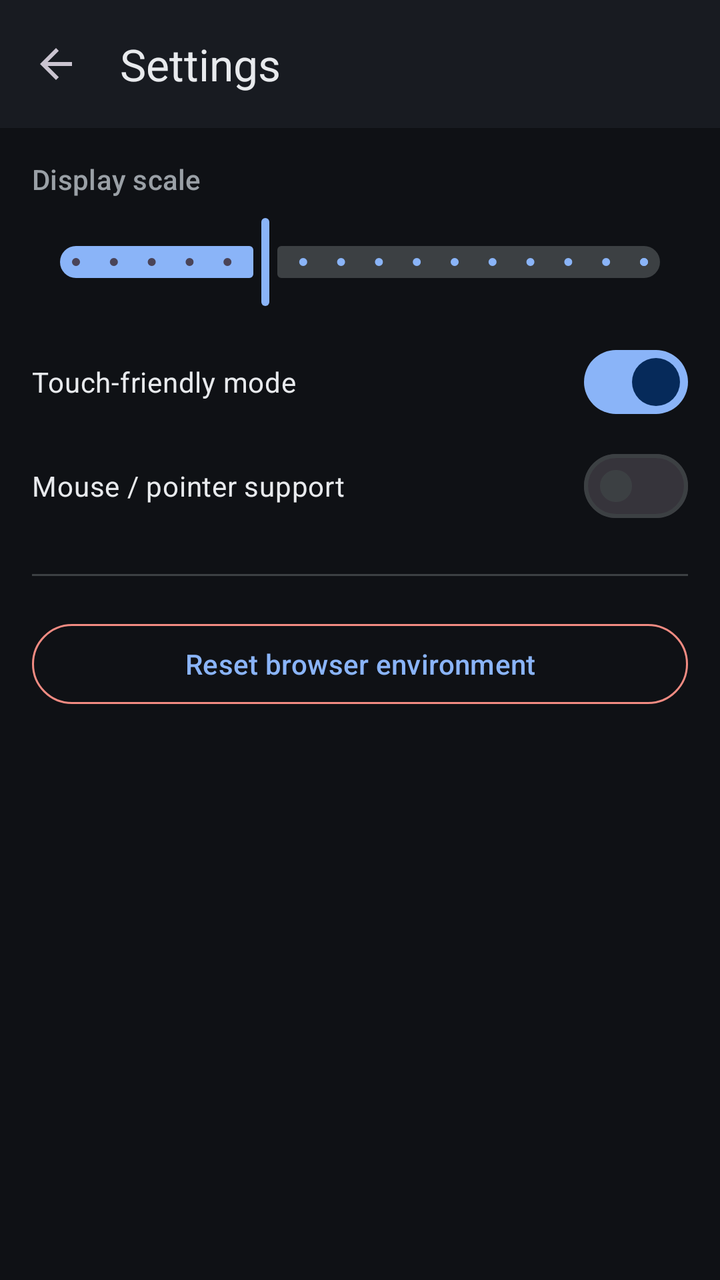
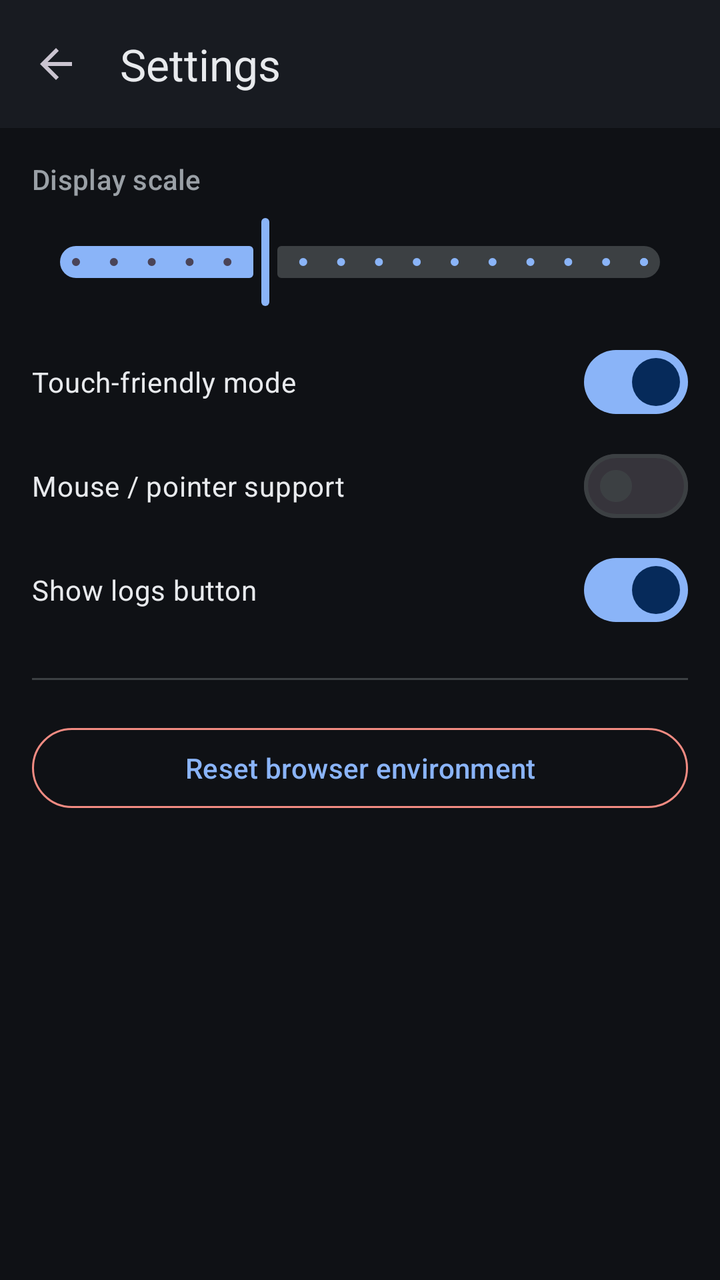

The first picture is an Android layout as it rendered before a commit; the second is the same layout after the commit. The layout source and the unified diff follow.
<!-- AndroidManifest.xml: activity theme Theme.AlpineChrome -->
<!-- res/layout/activity_settings.xml -->
<?xml version="1.0" encoding="utf-8"?>
<LinearLayout
    xmlns:android="http://schemas.android.com/apk/res/android"
    xmlns:app="http://schemas.android.com/apk/res-auto"
    android:layout_width="match_parent"
    android:layout_height="match_parent"
    android:background="@color/md_bg"
    android:orientation="vertical">

    <com.google.android.material.appbar.MaterialToolbar
        android:id="@+id/toolbar"
        android:layout_width="match_parent"
        android:layout_height="?attr/actionBarSize"
        android:background="@color/md_surface"
        app:navigationIcon="?attr/homeAsUpIndicator"
        app:title="@string/settings_title"
        app:titleTextColor="@color/md_on_surface" />

    <ScrollView
        android:layout_width="match_parent"
        android:layout_height="match_parent"
        android:fillViewport="true"
        android:overScrollMode="ifContentScrolls">

        <LinearLayout
            android:layout_width="match_parent"
            android:layout_height="wrap_content"
            android:orientation="vertical"
            android:padding="16dp">

            <TextView
                android:layout_width="match_parent"
                android:layout_height="wrap_content"
                android:paddingBottom="8dp"
                android:text="@string/settings_display_size"
                android:textAppearance="?attr/textAppearanceTitleSmall"
                android:textColor="@color/md_on_surface_variant" />

            <com.google.android.material.slider.Slider
                android:id="@+id/slider_display_scale"
                android:layout_width="match_parent"
                android:layout_height="wrap_content"
                android:valueFrom="0.75"
                android:valueTo="1.5"
                android:value="1.0"
                android:stepSize="0.05"
                app:haloColor="@color/md_primary_container"
                app:thumbColor="@color/md_primary"
                app:trackColorActive="@color/md_primary"
                app:trackColorInactive="@color/md_outline" />

            <com.google.android.material.materialswitch.MaterialSwitch
                android:id="@+id/switch_touch_mode"
                android:layout_width="match_parent"
                android:layout_height="wrap_content"
                android:layout_marginTop="12dp"
                android:checked="true"
                android:text="@string/settings_touch_mode"
                android:textColor="@color/md_on_surface" />

            <com.google.android.material.materialswitch.MaterialSwitch
                android:id="@+id/switch_mouse_support"
                android:layout_width="match_parent"
                android:layout_height="wrap_content"
                android:layout_marginTop="4dp"
                android:text="@string/settings_mouse_support"
                android:textColor="@color/md_on_surface" />

            <View
                android:layout_width="match_parent"
                android:layout_height="1dp"
                android:layout_marginVertical="20dp"
                android:background="@color/md_outline" />

            <com.google.android.material.button.MaterialButton
                android:id="@+id/btn_reset_env"
                style="@style/Widget.Material3.Button.OutlinedButton"
                android:layout_width="match_parent"
                android:layout_height="wrap_content"
                android:text="@string/settings_reset_env"
                app:strokeColor="@color/md_error" />

            <TextView
                android:id="@+id/about_text"
                android:layout_width="match_parent"
                android:layout_height="wrap_content"
                android:layout_marginTop="24dp"
                android:gravity="center"
                android:textAppearance="?attr/textAppearanceBodySmall"
                android:textColor="@color/md_on_surface_variant" />
        </LinearLayout>
    </ScrollView>
</LinearLayout>
<!-- resources referenced by this layout -->
<resources>
  <color name="md_bg">#FF0F1115</color>
  <color name="md_error">#FFF28B82</color>
  <color name="md_on_surface">#FFE8EAED</color>
  <color name="md_on_surface_variant">#FF9AA0A6</color>
  <color name="md_outline">#FF3C4043</color>
  <color name="md_primary">#FF8AB4F8</color>
  <color name="md_primary_container">#FF1A3A6E</color>
  <color name="md_surface">#FF181B21</color>
  <string name="settings_display_size">Display scale</string>
  <string name="settings_mouse_support">Mouse / pointer support</string>
  <string name="settings_reset_env">Reset browser environment</string>
  <string name="settings_title">Settings</string>
  <string name="settings_touch_mode">Touch-friendly mode</string>
  <style name="Theme.AlpineChrome" parent="Theme.Material3.Dark.NoActionBar">
          <item name="colorPrimary">@color/md_primary</item>
          <item name="colorOnPrimary">@color/md_on_primary</item>
          <item name="colorPrimaryContainer">@color/md_primary_container</item>
          <item name="colorSurface">@color/md_surface</item>
          <item name="colorOnSurface">@color/md_on_surface</item>
          <item name="colorOnSurfaceVariant">@color/md_on_surface_variant</item>
          <item name="colorOutline">@color/md_outline</item>
          <item name="colorError">@color/md_error</item>
          <item name="android:colorBackground">@color/md_bg</item>
          <item name="android:statusBarColor">@color/md_bg</item>
          <item name="android:navigationBarColor">@color/md_bg</item>
          <item name="android:windowLightStatusBar">false</item>
          <item name="android:windowBackground">@color/md_bg</item>
      </style>
  <color name="md_on_primary">#FF062A5A</color>
</resources>

<!-- the commit's change to res/layout/activity_settings.xml (unified diff, before → after) -->
@@ -66,6 +66,15 @@
                 android:text="@string/settings_mouse_support"
                 android:textColor="@color/md_on_surface" />
 
+            <com.google.android.material.materialswitch.MaterialSwitch
+                android:id="@+id/switch_logs_fab"
+                android:layout_width="match_parent"
+                android:layout_height="wrap_content"
+                android:layout_marginTop="4dp"
+                android:checked="true"
+                android:text="@string/settings_logs_fab"
+                android:textColor="@color/md_on_surface" />
+
             <View
                 android:layout_width="match_parent"
                 android:layout_height="1dp"
<!-- resource entries referenced after the edit -->
@@ -9,6 +9,7 @@
   <color name="md_primary_container">#FF1A3A6E</color>
   <color name="md_surface">#FF181B21</color>
   <string name="settings_display_size">Display scale</string>
+  <string name="settings_logs_fab">Show logs button</string>
   <string name="settings_mouse_support">Mouse / pointer support</string>
   <string name="settings_reset_env">Reset browser environment</string>
   <string name="settings_title">Settings</string>
